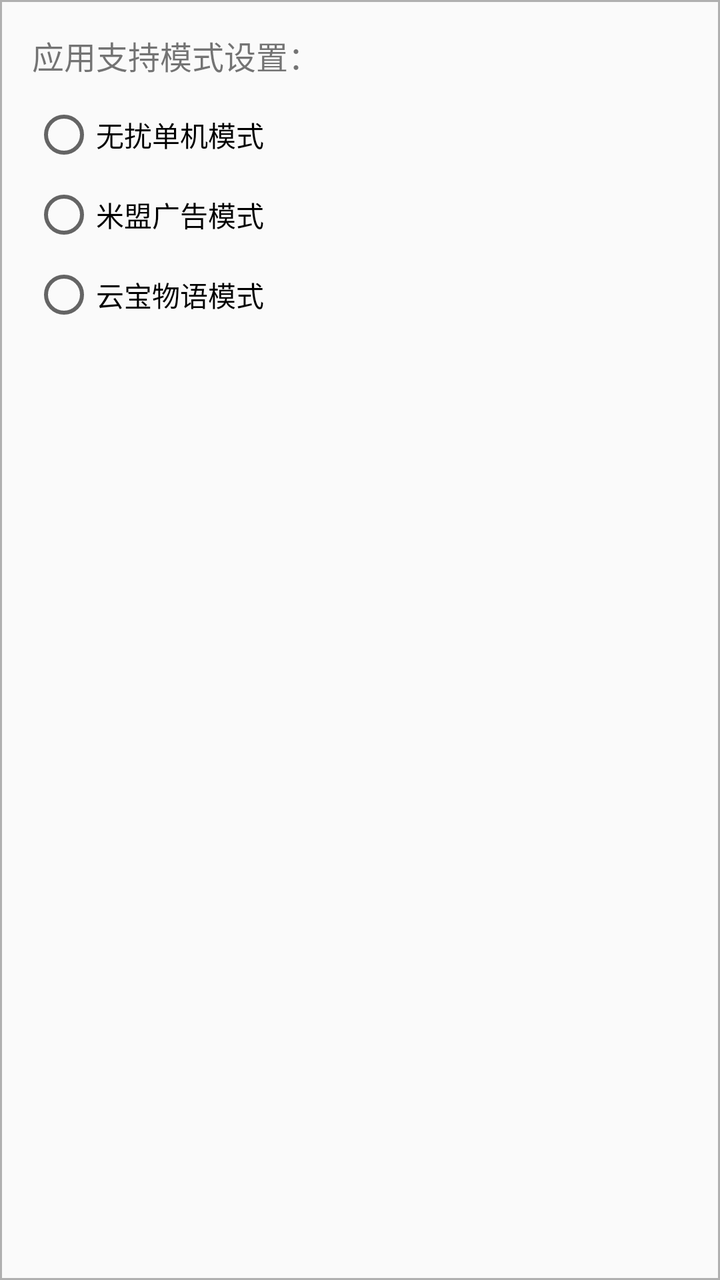
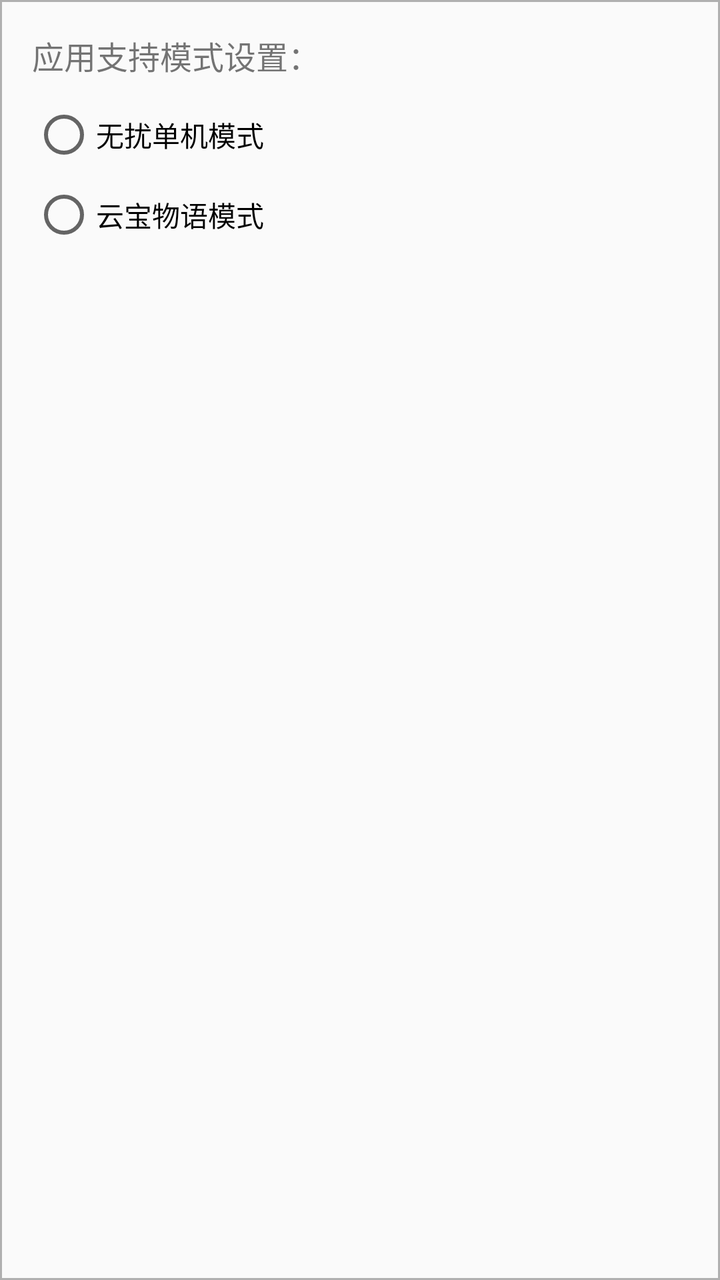

The first picture is an Android layout as it rendered before a commit; the second is the same layout after the commit. The layout source and the unified diff follow.
<!-- AndroidManifest.xml: another module's application theme MyAESTheme -->
<!-- res/layout/view_adscontrol.xml -->
<?xml version="1.0" encoding="utf-8"?>
<LinearLayout
    xmlns:android="http://schemas.android.com/apk/res/android"
    android:layout_width="match_parent"
    android:layout_height="wrap_content"
    android:orientation="vertical"
    android:padding="16dp" android:background="@drawable/bg_container_border">

    <TextView
        android:layout_width="wrap_content"
        android:layout_height="wrap_content"
        android:text="应用支持模式设置："
        android:textSize="16sp"
        android:layout_marginBottom="12dp"/>

    <RadioGroup
        android:id="@+id/rg_ads_mode"
        android:layout_width="match_parent"
        android:layout_height="wrap_content"
        android:orientation="vertical">

        <RadioButton
            android:id="@+id/rb_standalone"
            android:layout_width="wrap_content"
            android:layout_height="wrap_content"
            android:text="无扰单机模式"
            android:textSize="14sp"
            android:layout_marginBottom="8dp"/>

        <RadioButton
            android:id="@+id/rb_mimo_sdk"
            android:layout_width="wrap_content"
            android:layout_height="wrap_content"
            android:text="米盟广告模式"
            android:textSize="14sp"
            android:layout_marginBottom="8dp"/>

        <RadioButton
            android:id="@+id/rb_store_qrcode"
            android:layout_width="wrap_content"
            android:layout_height="wrap_content"
            android:text="云宝物语模式"
            android:textSize="14sp"/>

    </RadioGroup>

    
    <RelativeLayout
        android:id="@+id/rl_winboll_store"
        android:layout_width="match_parent"
        android:layout_height="wrap_content"
        android:visibility="gone"
        android:layout_marginTop="0dp"> 

        <ImageView
            android:id="@+id/iv_winboll_store"
            android:layout_width="wrap_content"
            android:layout_height="wrap_content"
            android:src="@drawable/ic_winboll_store"
            android:scaleType="centerInside"
            android:layout_centerInParent="true"
            android:adjustViewBounds="true"/> 

        <TextView
            android:id="@+id/view_popmenu_anchor_point"
            android:layout_width="wrap_content"
            android:layout_height="wrap_content"
            android:text="Text"
            android:layout_centerInParent="true"
            android:visibility="invisible"/>

    </RelativeLayout>

</LinearLayout>
<!-- resources referenced by this layout -->
<resources>
  <!-- drawable bg_container_border (drawable) -->
  <?xml version="1.0" encoding="utf-8"?>
  <shape xmlns:android="http://schemas.android.com/apk/res/android" android:shape="rectangle">
      <solid android:color="@android:color/transparent" />
      <stroke android:width="1dp" android:color="#FFB0B0B0" />
      <corners android:radius="?attr/borderCornerRadius" />
  </shape>
  <style name="MyAESTheme" parent="AESTheme">
          <item name="themeDebug">@style/MyDebugActivityTheme</item>
      </style>
  <style name="MyDebugActivityTheme" parent="Theme.AppCompat.Light.NoActionBar">
          <item name="android:statusBarColor">@color/toolbarBackgroundColor</item>
          <item name="colorTittle">@color/mainWindowTextColor</item>
          <item name="colorTittleBackgound">@color/toolbarBackgroundColor</item>
          <item name="colorText">@color/debugTextColor</item>
          <item name="colorTextBackgound">@color/mainWindowBackgroundColor</item>
          <item name="debugTextColor">@color/debugTextColor</item>
          <item name="toolbarTextColor">@color/toolbarTextColor</item>
      </style>
  <style name="DebugActivityTheme" parent="Theme.AppCompat.Light.NoActionBar">
          <item name="android:statusBarColor">@color/toolbarBackgroundColor</item>
          <item name="colorTittle">@color/mainWindowTextColor</item>
          <item name="colorTittleBackgound">@color/toolbarBackgroundColor</item>
          <item name="colorText">@color/debugTextColor</item>
          <item name="colorTextBackgound">@color/mainWindowBackgroundColor</item>
          <item name="debugTextColor">@color/debugTextColor</item>
          <item name="toolbarTextColor">@color/toolbarTextColor</item>
      </style>
  <color name="mainWindowBackgroundColor">#FFFFFFFF</color>
  <color name="mainWindowTextColor">#FF000000</color>
  <color name="toolbarBackgroundColor">#FF03AB4E</color>
  <color name="toolbarTextColor">#FFFFFFFF</color>
  <style name="AESAToolbar">
          <item name="attrAToolbarTitleTextColor">@color/colorTextColor</item>
          <item name="attrAToolbarStartColor">?attr/colorPrimaryDark</item>
          <item name="attrAToolbarCenterColor">?attr/colorPrimary</item>
          <item name="attrAToolbarEndColor">?attr/colorAccent</item>
      </style>
  <style name="AESASupportToolbar">
          <item name="attrASupportToolbarTitleTextColor">@color/colorTextColor</item>
          <item name="attrASupportToolbarStartColor">?attr/colorPrimaryDark</item>
          <item name="attrASupportToolbarCenterColor">?attr/colorPrimary</item>
          <item name="attrASupportToolbarEndColor">?attr/colorAccent</item>
      </style>
  <color name="debugTextColor">#FF808080</color>
  <color name="colorTextColor">#FF000000</color>
  <!-- unchanged entries left out for length: 2 -->
</resources>

<!-- the commit's change to res/layout/view_adscontrol.xml (unified diff, before → after) -->
@@ -24,14 +24,6 @@
             android:layout_width="wrap_content"
             android:layout_height="wrap_content"
             android:text="无扰单机模式"
-            android:textSize="14sp"
-            android:layout_marginBottom="8dp"/>
-
-        <RadioButton
-            android:id="@+id/rb_mimo_sdk"
-            android:layout_width="wrap_content"
-            android:layout_height="wrap_content"
-            android:text="米盟广告模式"
             android:textSize="14sp"
             android:layout_marginBottom="8dp"/>
 
